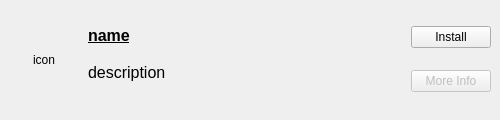
Before: the Qt Designer form app-center/applicationitemwidget.ui in acidburn0zzz/app-center, drawn with Qt 5.
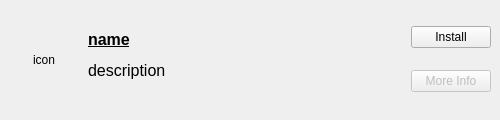
After: the same form once the commit is applied. Icons and pictures are not drawn.

```diff
--- a/app-center/applicationitemwidget.ui
+++ b/app-center/applicationitemwidget.ui
@@ -11,7 +11,7 @@
    </rect>
   </property>
   <property name="sizePolicy">
-   <sizepolicy hsizetype="Maximum" vsizetype="Maximum">
+   <sizepolicy hsizetype="Preferred" vsizetype="Preferred">
     <horstretch>0</horstretch>
     <verstretch>0</verstretch>
    </sizepolicy>
@@ -47,11 +47,23 @@
    <item>
     <widget class="QFrame" name="applicationItem">
      <property name="sizePolicy">
-      <sizepolicy hsizetype="Preferred" vsizetype="Preferred">
+      <sizepolicy hsizetype="Fixed" vsizetype="Fixed">
        <horstretch>0</horstretch>
        <verstretch>0</verstretch>
       </sizepolicy>
      </property>
+     <property name="minimumSize">
+      <size>
+       <width>500</width>
+       <height>120</height>
+      </size>
+     </property>
+     <property name="maximumSize">
+      <size>
+       <width>500</width>
+       <height>120</height>
+      </size>
+     </property>
      <layout class="QHBoxLayout" name="horizontalLayout">
       <property name="spacing">
        <number>12</number>
@@ -89,6 +101,19 @@
       </item>
       <item>
        <layout class="QVBoxLayout" name="verticalLayout_1">
+        <item>
+         <spacer name="verticalSpacer_2">
+          <property name="orientation">
+           <enum>Qt::Vertical</enum>
+          </property>
+          <property name="sizeHint" stdset="0">
+           <size>
+            <width>20</width>
+            <height>40</height>
+           </size>
+          </property>
+         </spacer>
+        </item>
         <item>
          <widget class="QLabel" name="applicationNameLabel">
           <property name="sizePolicy">
@@ -146,6 +171,19 @@
           </property>
          </widget>
         </item>
+        <item>
+         <spacer name="verticalSpacer">
+          <property name="orientation">
+           <enum>Qt::Vertical</enum>
+          </property>
+          <property name="sizeHint" stdset="0">
+           <size>
+            <width>20</width>
+            <height>40</height>
+           </size>
+          </property>
+         </spacer>
+        </item>
        </layout>
       </item>
       <item>
```
